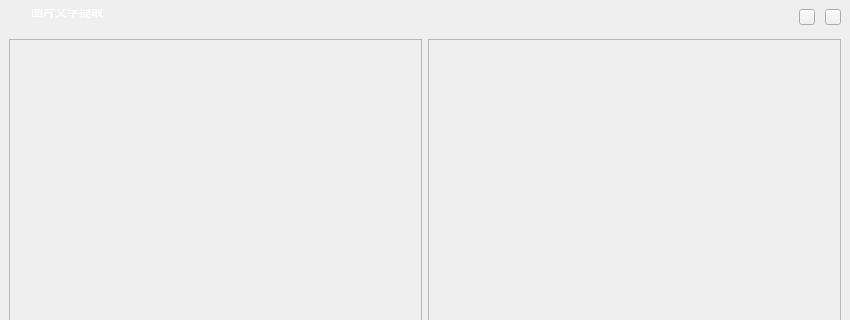
Greedysky/TTKOCR, file TTKModule/TTKWidget/ocrUiKits/ocrapplication.ui: the form before one commit; both pictures show x 0 to 850 and y 0 to 320 of the 850 by 550 pixel window.
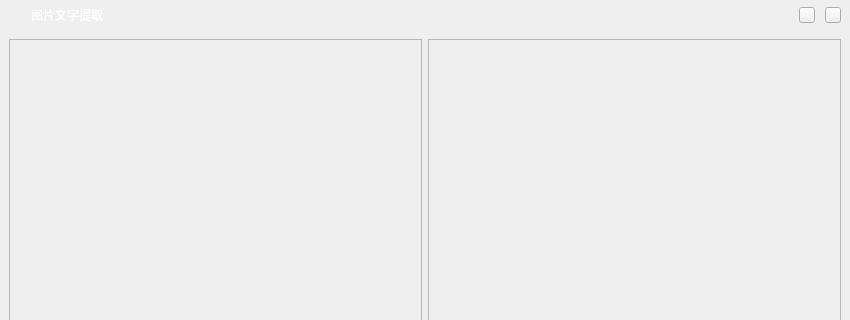
The form after the commit. Custom widgets are drawn as their Qt base class.

Commit message: Fix build on linx[489223]

```diff
--- a/TTKModule/TTKWidget/ocrUiKits/ocrapplication.ui
+++ b/TTKModule/TTKWidget/ocrUiKits/ocrapplication.ui
@@ -65,6 +65,12 @@
          <property name="spacing">
           <number>10</number>
          </property>
+         <property name="topMargin">
+          <number>0</number>
+         </property>
+         <property name="bottomMargin">
+          <number>0</number>
+         </property>
          <item>
           <widget class="QLabel" name="iconLabel">
            <property name="minimumSize">
@@ -90,7 +96,7 @@
             <string>图片文字提取</string>
            </property>
            <property name="alignment">
-            <set>Qt::AlignBottom|Qt::AlignLeading|Qt::AlignLeft</set>
+            <set>Qt::AlignLeading|Qt::AlignLeft|Qt::AlignVCenter</set>
            </property>
           </widget>
          </item>
```
